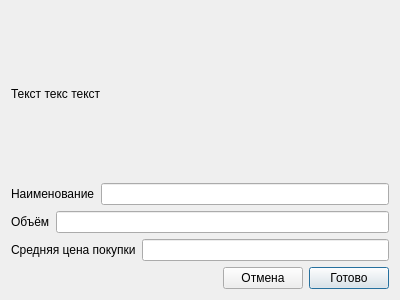
This is widgets/interaction_with_cryptocoin_dialog.ui in navI-tutoff/finance_accounting_app as Qt 5 draws it before an edit. The edited form follows.
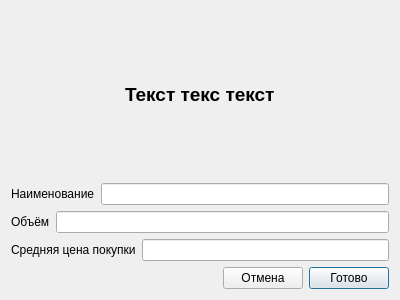
This is the edited form.

The edit to the form file:
```diff
--- a/widgets/interaction_with_cryptocoin_dialog.ui
+++ b/widgets/interaction_with_cryptocoin_dialog.ui
@@ -18,13 +18,63 @@
   </property>
   <layout class="QVBoxLayout" name="verticalLayout">
    <item>
-    <widget class="QLabel" name="textLabel">
-     <property name="styleSheet">
-      <string notr="true">color: black;</string>
+    <widget class="QFrame" name="frame">
+     <property name="frameShape">
+      <enum>QFrame::Shape::NoFrame</enum>
      </property>
-     <property name="text">
-      <string>Текст текс текст</string>
+     <property name="frameShadow">
+      <enum>QFrame::Shadow::Plain</enum>
      </property>
+     <layout class="QHBoxLayout" name="horizontalLayout_5">
+      <item>
+       <spacer name="horizontalSpacer_2">
+        <property name="orientation">
+         <enum>Qt::Orientation::Horizontal</enum>
+        </property>
+        <property name="sizeHint" stdset="0">
+         <size>
+          <width>40</width>
+          <height>20</height>
+         </size>
+        </property>
+       </spacer>
+      </item>
+      <item>
+       <widget class="QLabel" name="textLabel">
+        <property name="sizePolicy">
+         <sizepolicy hsizetype="Minimum" vsizetype="Minimum">
+          <horstretch>0</horstretch>
+          <verstretch>0</verstretch>
+         </sizepolicy>
+        </property>
+        <property name="font">
+         <font>
+          <pointsize>14</pointsize>
+          <bold>true</bold>
+         </font>
+        </property>
+        <property name="styleSheet">
+         <string notr="true"/>
+        </property>
+        <property name="text">
+         <string>Текст текс текст</string>
+        </property>
+       </widget>
+      </item>
+      <item>
+       <spacer name="horizontalSpacer_3">
+        <property name="orientation">
+         <enum>Qt::Orientation::Horizontal</enum>
+        </property>
+        <property name="sizeHint" stdset="0">
+         <size>
+          <width>40</width>
+          <height>20</height>
+         </size>
+        </property>
+       </spacer>
+      </item>
+     </layout>
     </widget>
    </item>
    <item>
```
